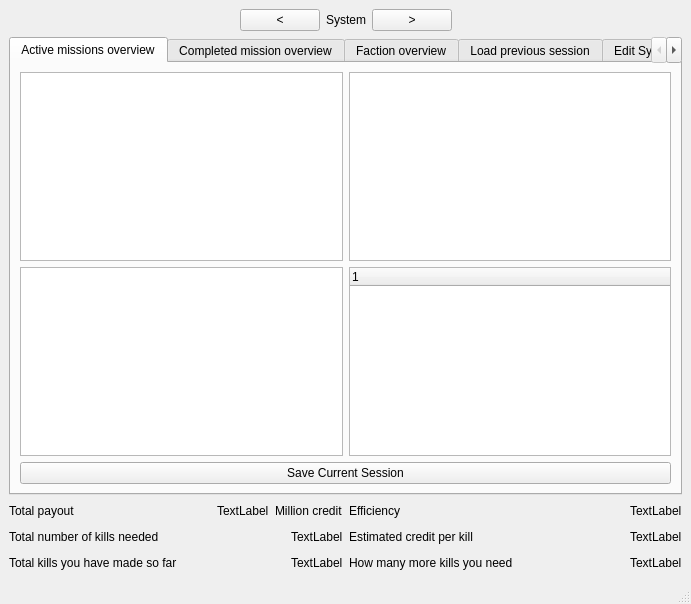
aklakina/EliteMoney, file SRC/mainwindow.ui: the form before one commit.
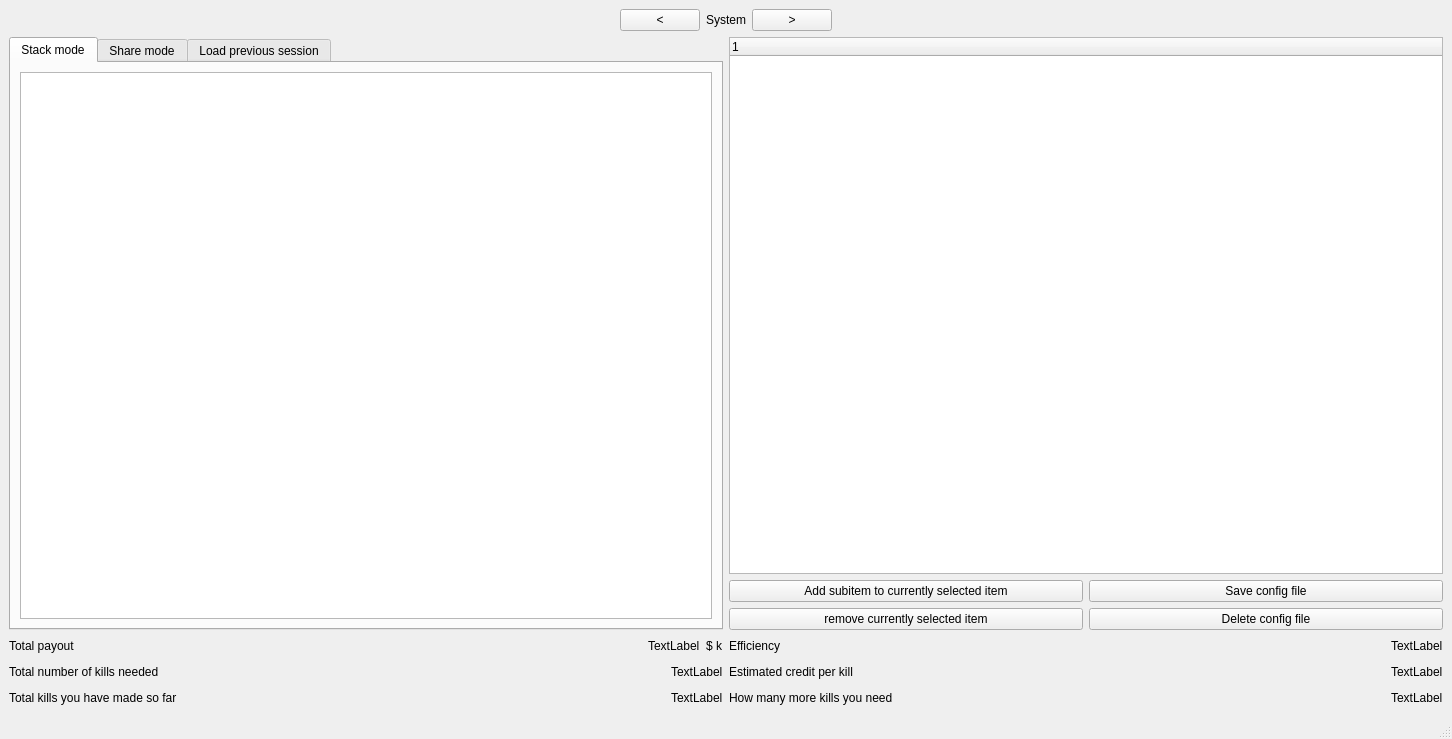
The form after the commit.

```diff
--- a/SRC/mainwindow.ui
+++ b/SRC/mainwindow.ui
@@ -6,117 +6,39 @@
    <rect>
     <x>0</x>
     <y>0</y>
-    <width>691</width>
-    <height>604</height>
+    <width>1452</width>
+    <height>739</height>
    </rect>
   </property>
   <property name="windowTitle">
    <string>MainWindow</string>
   </property>
   <widget class="QWidget" name="centralwidget">
-   <layout class="QVBoxLayout" name="verticalLayout_12">
-    <item>
-     <layout class="QHBoxLayout" name="horizontalLayout_9">
-      <item>
-       <spacer name="horizontalSpacer">
-        <property name="orientation">
-         <enum>Qt::Horizontal</enum>
-        </property>
-        <property name="sizeHint" stdset="0">
-         <size>
-          <width>40</width>
-          <height>20</height>
-         </size>
-        </property>
-       </spacer>
-      </item>
-      <item>
-       <widget class="QPushButton" name="pushButton_8">
-        <property name="text">
-         <string>&lt;</string>
-        </property>
-       </widget>
-      </item>
-      <item>
-       <widget class="QLabel" name="systemName">
-        <property name="text">
-         <string>System</string>
-        </property>
-       </widget>
-      </item>
-      <item>
-       <widget class="QPushButton" name="pushButton_9">
-        <property name="text">
-         <string>&gt;</string>
-        </property>
-       </widget>
-      </item>
-      <item>
-       <spacer name="horizontalSpacer_2">
-        <property name="orientation">
-         <enum>Qt::Horizontal</enum>
-        </property>
-        <property name="sizeHint" stdset="0">
-         <size>
-          <width>40</width>
-          <height>20</height>
-         </size>
-        </property>
-       </spacer>
-      </item>
-     </layout>
-    </item>
-    <item>
+   <layout class="QGridLayout" name="gridLayout">
+    <item row="1" column="0">
      <widget class="QTabWidget" name="tabWidget">
+      <property name="enabled">
+       <bool>true</bool>
+      </property>
       <property name="currentIndex">
        <number>0</number>
       </property>
-      <widget class="QWidget" name="tab_2">
+      <widget class="QWidget" name="tab_3">
        <attribute name="title">
-        <string>Active missions overview</string>
+        <string>Stack mode</string>
        </attribute>
        <attribute name="toolTip">
         <string>Here you can see the active missions in their right place in the system hierarchy</string>
        </attribute>
-       <layout class="QVBoxLayout" name="verticalLayout_8">
+       <layout class="QVBoxLayout" name="verticalLayout_13">
         <item>
-         <layout class="QVBoxLayout" name="verticalLayout_5">
-          <item>
-           <layout class="QGridLayout" name="gridLayout">
-            <item row="1" column="0">
-             <widget class="QListWidget" name="factions"/>
-            </item>
-            <item row="0" column="1">
-             <widget class="QListWidget" name="stations"/>
-            </item>
-            <item row="1" column="1">
-             <widget class="QTreeWidget" name="missions">
-              <column>
-               <property name="text">
-                <string notr="true">1</string>
-               </property>
-              </column>
-             </widget>
-            </item>
-            <item row="0" column="0">
-             <widget class="QListWidget" name="systems"/>
-            </item>
-            <item row="2" column="0" colspan="2">
-             <widget class="QPushButton" name="Save_Session">
-              <property name="text">
-               <string>Save Current Session</string>
-              </property>
-             </widget>
-            </item>
-           </layout>
-          </item>
-         </layout>
+         <widget class="QTableWidget" name="tableWidget"/>
         </item>
        </layout>
       </widget>
       <widget class="QWidget" name="tab">
        <attribute name="title">
-        <string>Completed mission overview</string>
+        <string>Share mode</string>
        </attribute>
        <attribute name="toolTip">
         <string>Here you can see each completed mission in their right place in the system hierarchy.</string>
@@ -140,19 +62,6 @@
         </item>
        </layout>
       </widget>
-      <widget class="QWidget" name="tab_3">
-       <attribute name="title">
-        <string>Faction overview</string>
-       </attribute>
-       <attribute name="toolTip">
-        <string>Here you can have a brief overview about the summed mission data for each faction</string>
-       </attribute>
-       <layout class="QVBoxLayout" name="verticalLayout_13">
-        <item>
-         <widget class="QListWidget" name="listWidget"/>
-        </item>
-       </layout>
-      </widget>
       <widget class="QWidget" name="tab_4">
        <attribute name="title">
         <string>Load previous session</string>
@@ -166,13 +75,9 @@
         </item>
        </layout>
       </widget>
-      <widget class="QWidget" name="tab_5">
-       <attribute name="title">
-        <string>Edit System Hierarchy</string>
-       </attribute>
-       <attribute name="toolTip">
-        <string>You do not need to use this tab ever unless you want to create a hypothetical system</string>
-       </attribute>
+     </widget>
+    </item>
+    <item row="1" column="1">
        <layout class="QVBoxLayout" name="verticalLayout">
         <item>
          <widget class="QTreeWidget" name="treeWidget_3">
@@ -227,10 +132,8 @@
          </layout>
         </item>
        </layout>
-      </widget>
-     </widget>
     </item>
-    <item>
+    <item row="2" column="0" colspan="2">
      <layout class="QVBoxLayout" name="verticalLayout_10">
       <item>
        <layout class="QHBoxLayout" name="horizontalLayout_13">
@@ -268,7 +171,7 @@
             <item>
              <widget class="QLabel" name="label_3">
               <property name="text">
-               <string>Million credit</string>
+               <string>$ k</string>
               </property>
              </widget>
             </item>
@@ -443,6 +346,57 @@
       </item>
      </layout>
     </item>
+    <item row="0" column="0" colspan="2">
+     <layout class="QHBoxLayout" name="horizontalLayout_9">
+      <item>
+       <spacer name="horizontalSpacer">
+        <property name="orientation">
+         <enum>Qt::Horizontal</enum>
+        </property>
+        <property name="sizeHint" stdset="0">
+         <size>
+          <width>40</width>
+          <height>20</height>
+         </size>
+        </property>
+       </spacer>
+      </item>
+      <item>
+       <widget class="QPushButton" name="pushButton_8">
+        <property name="text">
+         <string>&lt;</string>
+        </property>
+       </widget>
+      </item>
+      <item>
+       <widget class="QLabel" name="systemName">
+        <property name="text">
+         <string>System</string>
+        </property>
+       </widget>
+      </item>
+      <item>
+       <widget class="QPushButton" name="pushButton_9">
+        <property name="text">
+         <string>&gt;</string>
+        </property>
+       </widget>
+      </item>
+      <item>
+       <spacer name="horizontalSpacer_2">
+        <property name="orientation">
+         <enum>Qt::Horizontal</enum>
+        </property>
+        <property name="sizeHint" stdset="0">
+         <size>
+          <width>40</width>
+          <height>20</height>
+         </size>
+        </property>
+       </spacer>
+      </item>
+     </layout>
+    </item>
    </layout>
   </widget>
   <widget class="QStatusBar" name="statusbar"/>
```
Left out of the diff: 2 changed lines with no effect on the pictures. Lines whose indentation alone changed are shown as unchanged.
